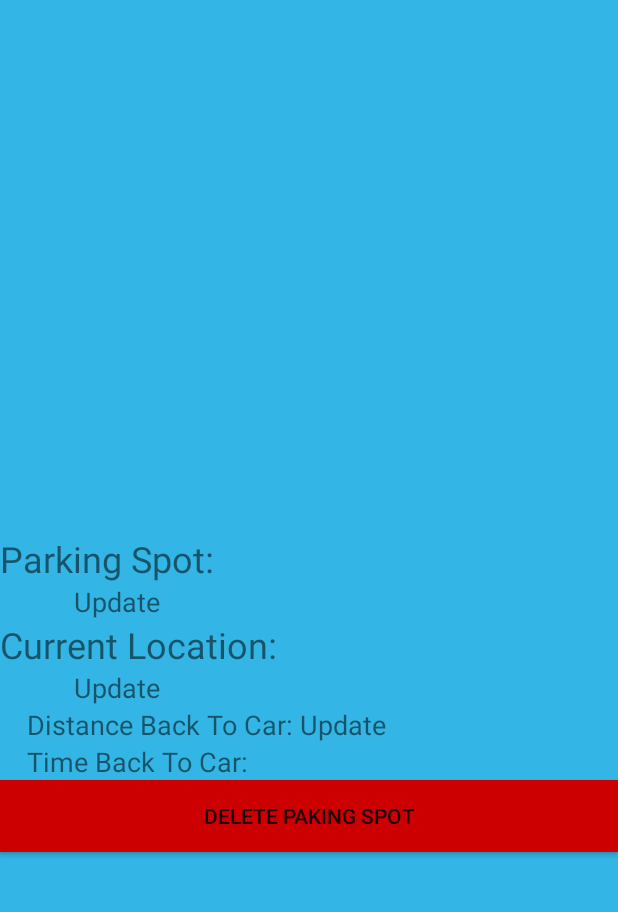
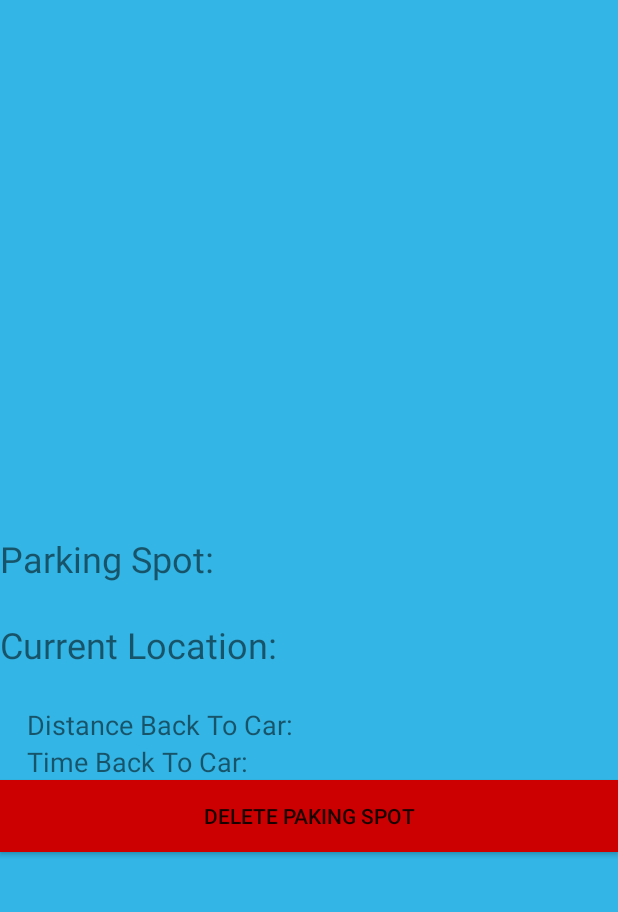
Before and after one commit to COSC481W-2019Winter/classproject-sudo-give_us_an_a, an Android app: the ParkedActivity screen opened directly, with no data from a screen before it, on a phone screen of 412 x 824 dp, the part 142-1054 px from its top. Run offline under Robolectric (Android 15) with nearby library versions, the phone set to English and light mode, and no system bars.

Commit message:
Removed "Update".

```diff
--- a/app/src/main/java/com/dev2qa/parkedup2/ParkedActivity.java
+++ b/app/src/main/java/com/dev2qa/parkedup2/ParkedActivity.java
@@ -82,9 +82,9 @@ public class ParkedActivity extends FragmentActivity implements
         distance = findViewById(R.id.distance);
         time = findViewById(R.id.timeToCar);
 
-        parkedCoord.append(" Update");
-        currCoord.append(" Update");
-        distance.append(" Update");
+        parkedCoord.append(" \t");
+        currCoord.append(" \t");
+        distance.append(" \t");
 
         //Find your views
         button = (Button) findViewById(R.id.deleteButton);
```
